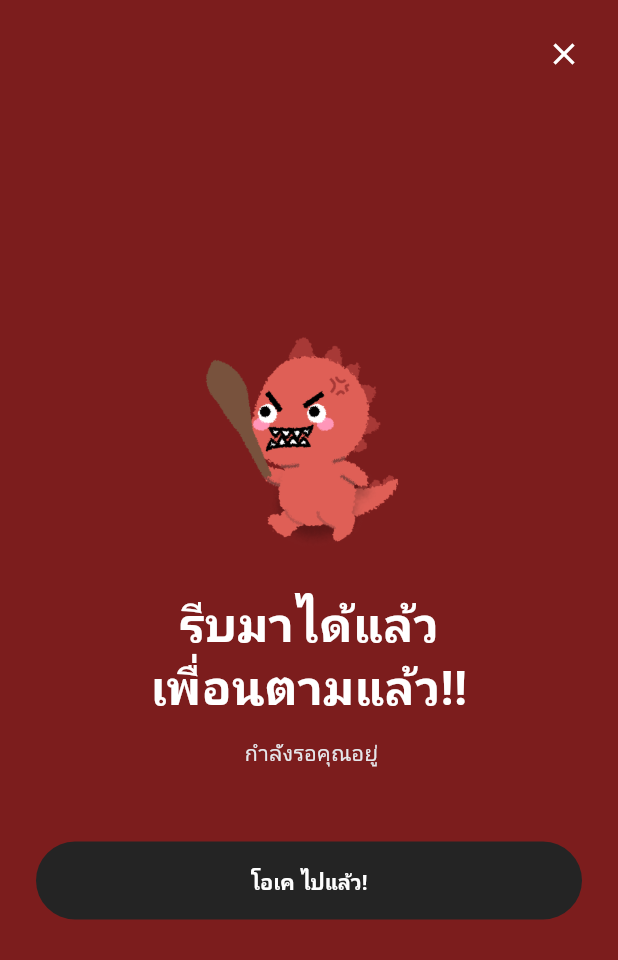
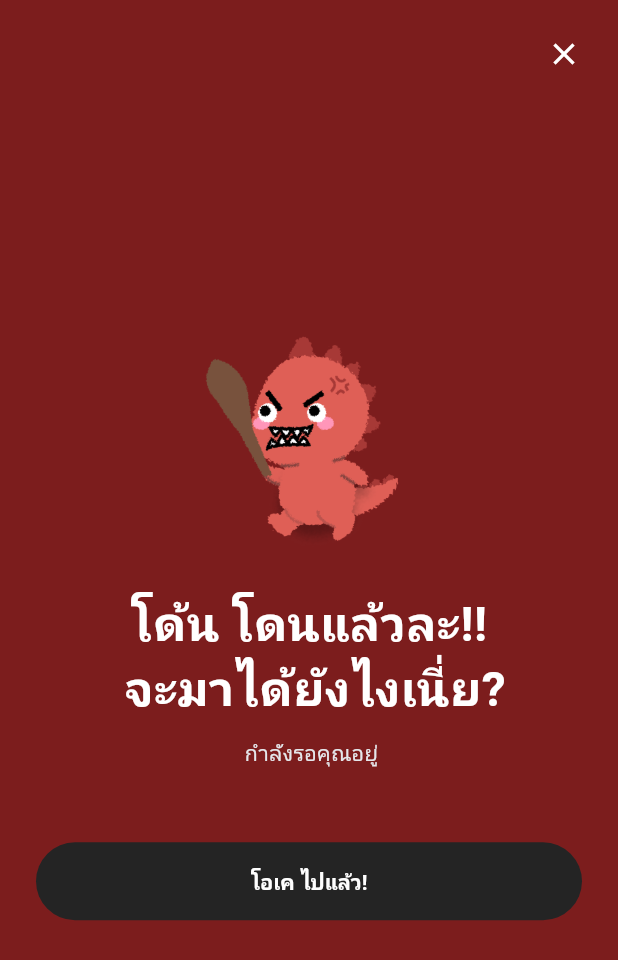
Before and after one commit to fark-tee/fark-tee-app, a Flutter app: the NudgeAlertScreen screen opened directly with empty values, on a phone screen of 412 x 824 dp. Shown: the top 960 px of the screen. Run offline on Flutter 3.47's test engine with Material 3 defaults, Android fonts, the phone set to English and light mode, and no system bars; our stand-ins replace audioplayers, dio, firebase_core, firebase_messaging, flutter_dotenv, flutter_local_notifications and 6 more; missing offline and left inert: flutter_web_auth_2; accounts and stored records are empty; Roboto replaces fonts that are missing (Prompt).

Commit message:
✨ Update Thai text in nudge alert screen and bump package versions

```diff
--- a/lib/features/meetups/screens/nudge_alert_screen.dart
+++ b/lib/features/meetups/screens/nudge_alert_screen.dart
@@ -111,7 +111,7 @@ class _NudgeAlertScreenState extends State<NudgeAlertScreen> {
                     ),
                     const SizedBox(height: AppSpacing.xxl),
                     Text(
-                      'รีบมาได้แล้ว\nเพื่อนตามแล้ว!!',
+                      'โด้น โดนแล้วละ!!\n จะมาได้ยังไงเนี่ย?',
                       textAlign: TextAlign.center,
                       style: AppTextStyles.displayLg.copyWith(fontSize: 32, height: 1.3),
                     ),
```
Also changed, not shown: pubspec.lock.
